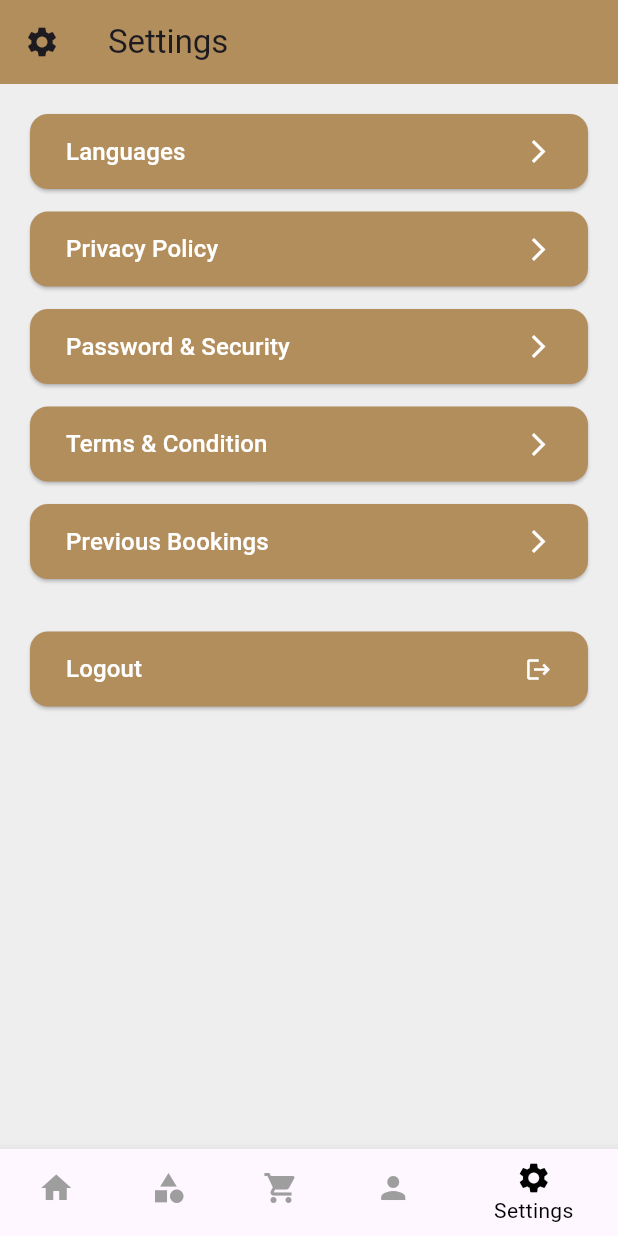
After one commit to Vishal-codes-25/pos-system-app, a Flutter app: the SettingsPage screen opened by its route, on a phone screen of 412 x 824 dp. The commit adds this screen. Run offline on Flutter 3.47's test engine with Material 3 defaults, Android fonts, the phone set to English and light mode, and no system bars.

Commit message:
home page and setting created

```diff
--- /dev/null
+++ b/lib/settings.dart
@@ -0,0 +1,98 @@
+import 'package:flutter/material.dart';
+import 'home.dart';
+
+class SettingsPage extends StatelessWidget {
+  void navigateTo(BuildContext context, Widget page) {
+    Navigator.push(
+      context,
+      MaterialPageRoute(builder: (_) => page),
+    );
+  }
+
+  @override
+  Widget build(BuildContext context) {
+    return Scaffold(
+      backgroundColor: Colors.grey[200],
+      bottomNavigationBar: BottomNavigationBar(
+        currentIndex: 4,
+        selectedItemColor: Colors.black,
+        unselectedItemColor: Colors.grey,
+        onTap: (index) {
+          if (index == 0) {
+            Navigator.push(context, MaterialPageRoute(builder: (_) => HomePage()));
+          }
+          // Add other page navigations as needed
+        },
+        items: const [
+          BottomNavigationBarItem(icon: Icon(Icons.home), label: 'Home'),
+          BottomNavigationBarItem(icon: Icon(Icons.category), label: 'Categories'),
+          BottomNavigationBarItem(icon: Icon(Icons.shopping_cart), label: 'Cart'),
+          BottomNavigationBarItem(icon: Icon(Icons.person), label: 'Profile'),
+          BottomNavigationBarItem(icon: Icon(Icons.settings), label: 'Settings'),
+        ],
+      ),
+      appBar: AppBar(
+        backgroundColor: Color(0xFFB38E5D), // Gold-brown header
+        title: const Text('Settings'),
+        leading: const Icon(Icons.settings),
+      ),
+      body: Padding(
+        padding: const EdgeInsets.all(20.0),
+        child: Column(
+          children: [
+            settingButton(context, "Languages"),
+            settingButton(context, "Privacy Policy"),
+            settingButton(context, "Password & Security"),
+            settingButton(context, "Terms & Condition"),
+            settingButton(context, "Previous Bookings"),
+            const SizedBox(height: 20),
+            logoutButton(context),
+          ],
+        ),
+      ),
+    );
+  }
+
+  Widget settingButton(BuildContext context, String title) {
+    return Container(
+      margin: const EdgeInsets.only(bottom: 15),
+      child: ElevatedButton(
+        onPressed: () {
+          // Add individual navigation if needed
+        },
+        style: ElevatedButton.styleFrom(
+          backgroundColor: Color(0xFFB38E5D),
+          minimumSize: Size(double.infinity, 50),
+          shape: RoundedRectangleBorder(borderRadius: BorderRadius.circular(12)),
+        ),
+        child: Row(
+          mainAxisAlignment: MainAxisAlignment.spaceBetween,
+          children: [
+            Text(title, style: const TextStyle(fontSize: 16, color: Colors.white)),
+            const Icon(Icons.arrow_forward_ios, size: 18, color: Colors.white),
+          ],
+        ),
+      ),
+    );
+  }
+
+  Widget logoutButton(BuildContext context) {
+    return ElevatedButton(
+      onPressed: () {
+        Navigator.pop(context); // or Navigator.push to login page
+      },
+      style: ElevatedButton.styleFrom(
+        backgroundColor: Color(0xFFB38E5D),
+        minimumSize: Size(double.infinity, 50),
+        shape: RoundedRectangleBorder(borderRadius: BorderRadius.circular(12)),
+      ),
+      child: Row(
+        mainAxisAlignment: MainAxisAlignment.spaceBetween,
+        children: const [
+          Text("Logout", style: TextStyle(fontSize: 16, color: Colors.white)),
+          Icon(Icons.logout, color: Colors.white),
+        ],
+      ),
+    );
+  }
+}
```
Also changed, not shown: lib/home.dart (+112 -15 lines), assets/images/cold_drink.jpg (added), assets/images/dairy.jpg (added), assets/images/grocery.jpg (added), assets/images/ice_cream.jpg (added), assets/images/shopingcartimage.png (added), assets/images/stationary.jpg (added), assets/images/userimage.jpg (added), lib/Profile.dart (added).
